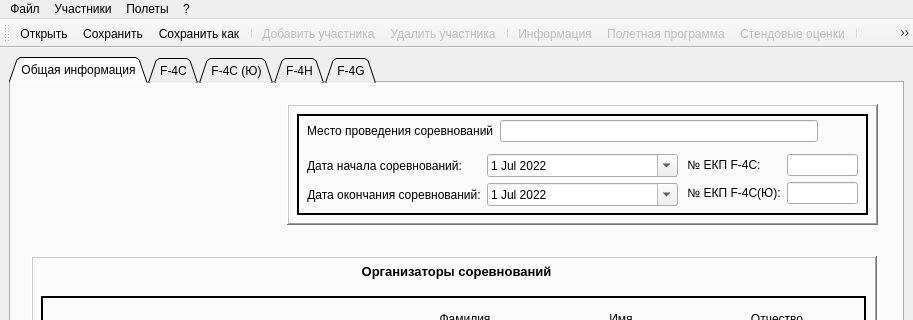
MasterFly150rus/f4c, file F4_UI.ui: the form before one commit; both pictures show x 0 to 913 and y 0 to 320 of the 913 by 748 pixel window.
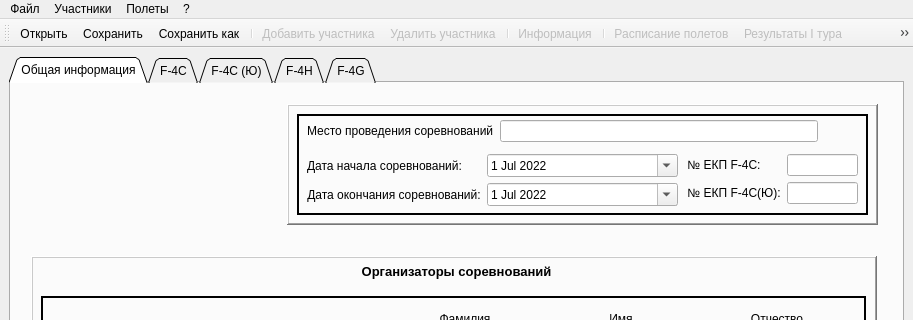
The form after the commit. Icons and pictures are not drawn.

Patch:
```diff
--- a/F4_UI.ui
+++ b/F4_UI.ui
@@ -1432,8 +1432,6 @@
    <addaction name="delete_action"/>
    <addaction name="separator"/>
    <addaction name="info_action"/>
-   <addaction name="fly_prog_action"/>
-   <addaction name="stend_action"/>
    <addaction name="separator"/>
    <addaction name="line_action"/>
    <addaction name="tour_I_action"/>
@@ -1497,21 +1495,6 @@
     <string>Удалить участника</string>
    </property>
   </action>
-  <action name="fly_prog_action">
-   <property name="enabled">
-    <bool>false</bool>
-   </property>
-   <property name="icon">
-    <iconset resource="Resourses.qrc">
-     <normaloff>:/images/Tools_ico/checklist_icon_129185.png</normaloff>:/images/Tools_ico/checklist_icon_129185.png</iconset>
-   </property>
-   <property name="text">
-    <string>Полетная программа</string>
-   </property>
-   <property name="toolTip">
-    <string>Полетная программа</string>
-   </property>
-  </action>
   <action name="info_action">
    <property name="enabled">
     <bool>false</bool>
@@ -1527,21 +1510,6 @@
     <string>Информация</string>
    </property>
   </action>
-  <action name="stend_action">
-   <property name="enabled">
-    <bool>false</bool>
-   </property>
-   <property name="icon">
-    <iconset resource="Resourses.qrc">
-     <normaloff>:/images/Tools_ico/Exam.png</normaloff>:/images/Tools_ico/Exam.png</iconset>
-   </property>
-   <property name="text">
-    <string>Стендовые оценки</string>
-   </property>
-   <property name="toolTip">
-    <string>Стендовые оценки</string>
-   </property>
-  </action>
   <action name="line_action">
    <property name="enabled">
     <bool>false</bool>
```
Left out of the diff: 2 changed lines with no effect on the pictures.
